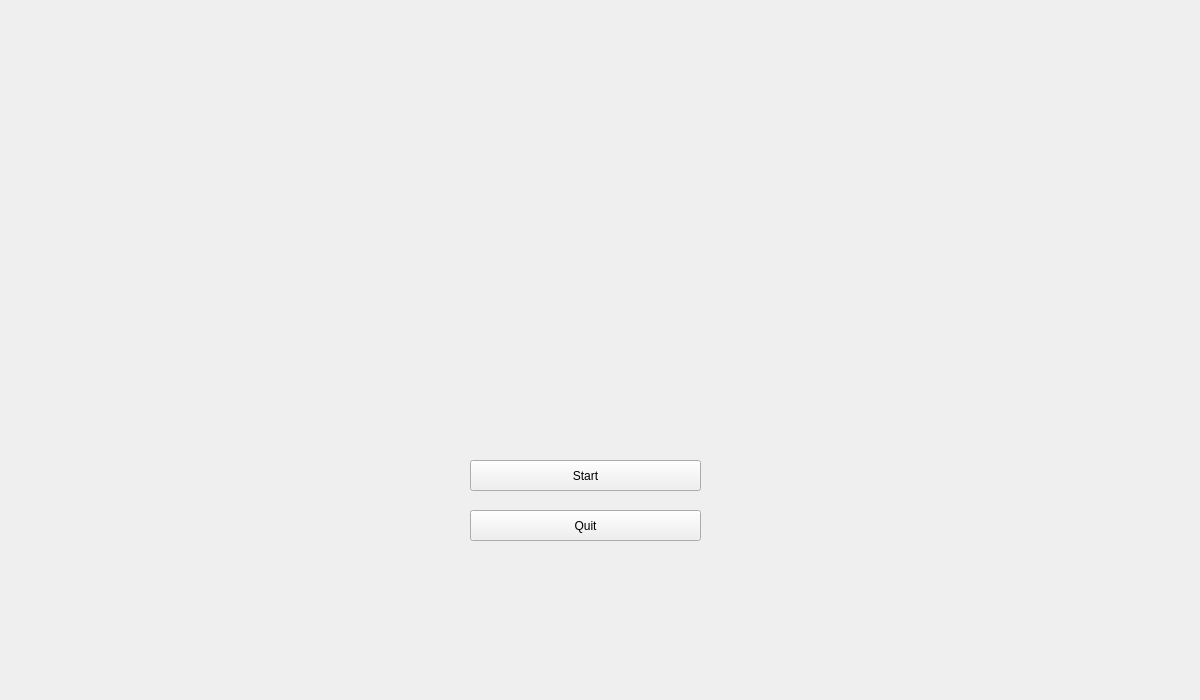
Qt form timesweeper/Forms/Menu.ui (sardothien/Timesweeper) before a commit.
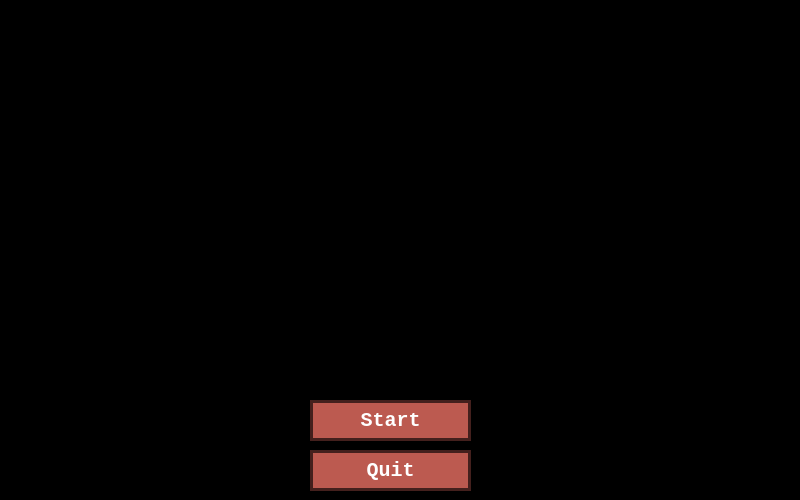
The same form after that commit. Icons and pictures are not drawn.

Commit message: Dodat splash screen i promenjen izgled dugmica

Diff of the .ui file:
```diff
--- a/timesweeper/Forms/Menu.ui
+++ b/timesweeper/Forms/Menu.ui
@@ -6,22 +6,49 @@
    <rect>
     <x>0</x>
     <y>0</y>
-    <width>1200</width>
-    <height>700</height>
+    <width>800</width>
+    <height>500</height>
    </rect>
   </property>
   <property name="windowTitle">
    <string>TimesweeperMainWindow</string>
   </property>
+  <property name="styleSheet">
+   <string notr="true">#Menu{
+background: url(:/Other/Resources/Other/splash.png);
+background-repeat: none;
+background-color: black;
+background-position: center top
+}</string>
+  </property>
   <widget class="QPushButton" name="startButton">
    <property name="geometry">
     <rect>
-     <x>470</x>
-     <y>460</y>
-     <width>231</width>
-     <height>31</height>
+     <x>310</x>
+     <y>400</y>
+     <width>161</width>
+     <height>41</height>
     </rect>
    </property>
+   <property name="styleSheet">
+    <string notr="true"> display: inline-block;
+    text-align: center;
+    vertical-align: middle;
+    padding: 8px 24px;
+    border: 3px solid #44201d;
+    border-radius: 0px;
+    background: #bc5a50;
+    background: -webkit-gradient(linear, left top, left bottom, from(#bc5a50), to(#44201d));
+    background: -moz-linear-gradient(top, #bc5a50, #44201d);
+    background: linear-gradient(to bottom, #bc5a50, #44201d);
+    -webkit-box-shadow: #e26c60 0px 0px 40px 0px;
+    -moz-box-shadow: #e26c60 0px 0px 40px 0px;
+    box-shadow: #e26c60 0px 0px 40px 0px;
+    text-shadow: #261210 1px 1px 1px;
+    font: normal normal bold 20px courier new;
+    color: #ffffff;
+    text-decoration: none;</string>
+   </property>
    <property name="text">
     <string>Start</string>
    </property>
@@ -29,12 +56,35 @@
   <widget class="QPushButton" name="quitButton">
    <property name="geometry">
     <rect>
-     <x>470</x>
-     <y>510</y>
-     <width>231</width>
-     <height>31</height>
+     <x>310</x>
+     <y>450</y>
+     <width>161</width>
+     <height>41</height>
     </rect>
    </property>
+   <property name="autoFillBackground">
+    <bool>false</bool>
+   </property>
+   <property name="styleSheet">
+    <string notr="true"> display: inline-block;
+    text-align: center;
+    vertical-align: middle;
+    padding: 8px 24px;
+    border: 3px solid #44201d;
+    border-radius: 0px;
+    background: #bc5a50;
+    background: -webkit-gradient(linear, left top, left bottom, from(#bc5a50), to(#44201d));
+    background: -moz-linear-gradient(top, #bc5a50, #44201d);
+    background: linear-gradient(to bottom, #bc5a50, #44201d);
+    -webkit-box-shadow: #e26c60 0px 0px 40px 0px;
+    -moz-box-shadow: #e26c60 0px 0px 40px 0px;
+    box-shadow: #e26c60 0px 0px 40px 0px;
+    text-shadow: #261210 1px 1px 1px;
+    font: normal normal bold 20px courier new;
+    color: #ffffff;
+    text-decoration: none;
+</string>
+   </property>
    <property name="text">
     <string>Quit</string>
    </property>
```
The commit also changes 2 other files.
